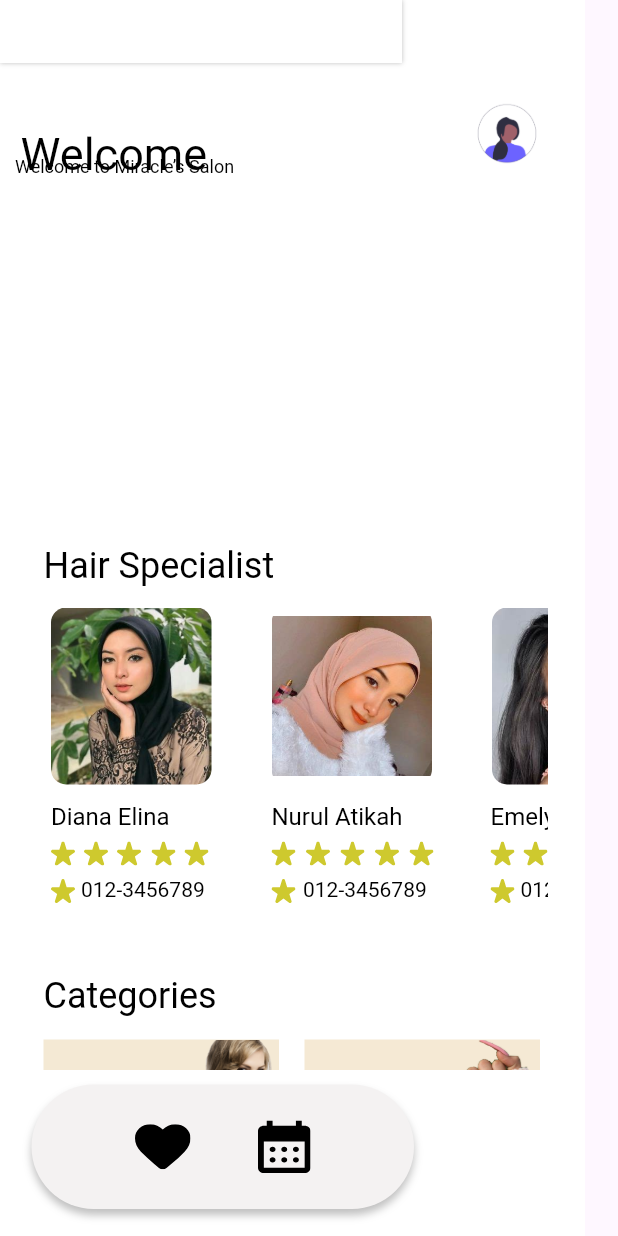
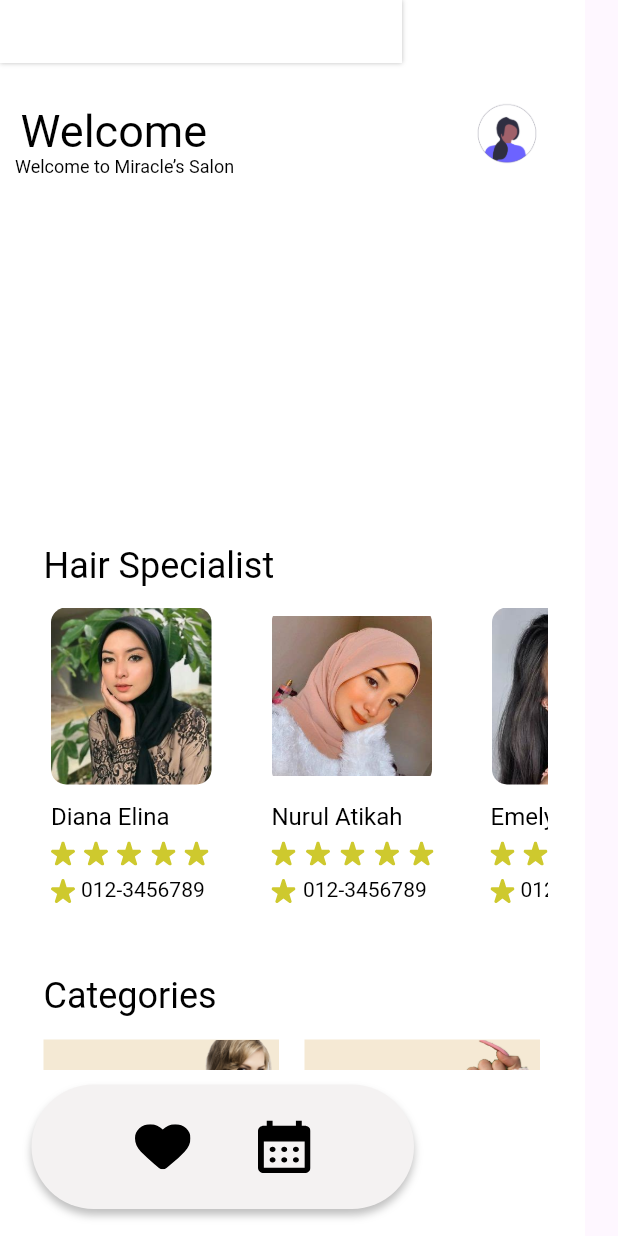
Before and after one commit to popier92/hair_salon_app, a Flutter app: the screen it shows once a user with an empty profile is signed in, on a phone screen of 412 x 824 dp. Run offline on Flutter 3.47's test engine with Material 3 defaults, Android fonts, the phone set to English and light mode, and no system bars; our stand-ins replace firebase_auth, firebase_core, flutter_svg; accounts and stored records are empty; network calls fail; Roboto replaces fonts that are missing (Amiri).

Commit message:
emulator fix

```diff
--- a/lib/pages/home_page.dart
+++ b/lib/pages/home_page.dart
@@ -69,10 +69,10 @@ class HomePage extends StatelessWidget {
                   ),
                   child: Stack(children: <Widget>[
                     Positioned(
-                        top: 25,
+                        top: 10,
                         left: 10,
                         child: Text(
-                          'Welcome ' + (user?.email ?? 'Guest'),
+                          'Welcome ${user?.email ?? 'Guest'}',
                           textAlign: TextAlign.center,
                           style: TextStyle(
                               color: Color.fromRGBO(0, 0, 0, 1),
```
Also changed, not shown: 3 other files.
